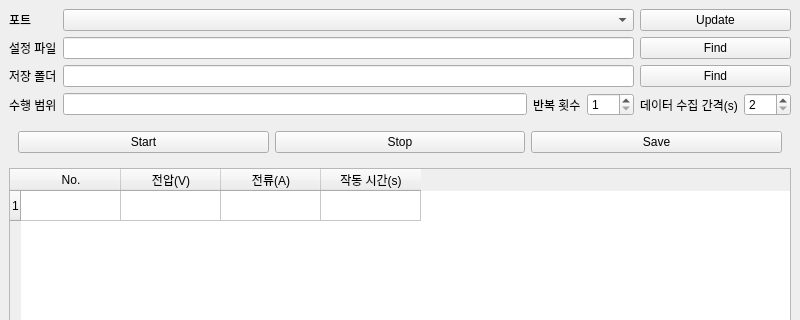
Before: the Qt Designer form ui/mainwindow.ui in hhk7734/ametek-xg-850-controller, drawn with Qt 5; both pictures show x 0 to 800 and y 0 to 320 of the 800 by 900 pixel window.
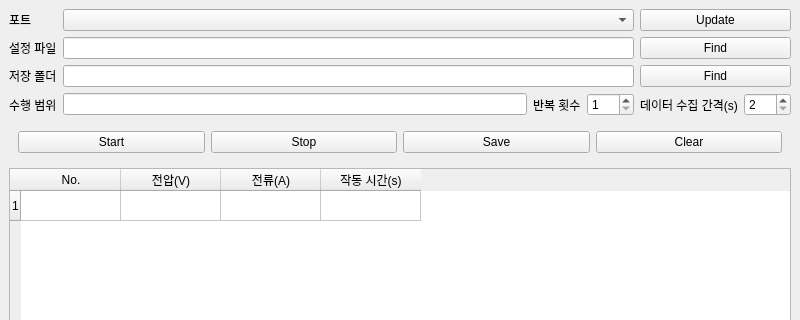
After: the same form once the commit is applied.

What changed in the file:
```diff
--- a/ui/mainwindow.ui
+++ b/ui/mainwindow.ui
@@ -151,6 +151,13 @@
                            </property>
                         </widget>
                      </item>
+                     <item>
+                        <widget class="QPushButton" name="clearButton">
+                           <property name="text">
+                              <string>Clear</string>
+                           </property>
+                        </widget>
+                     </item>
                   </layout>
                </widget>
             </item>
```
